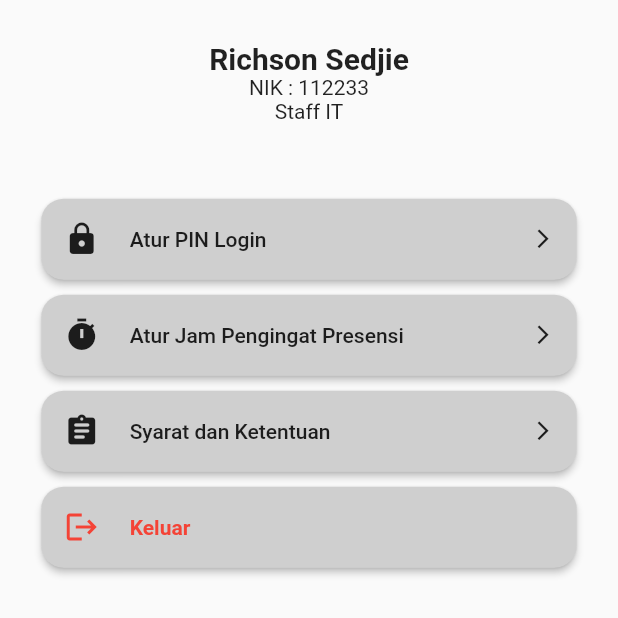
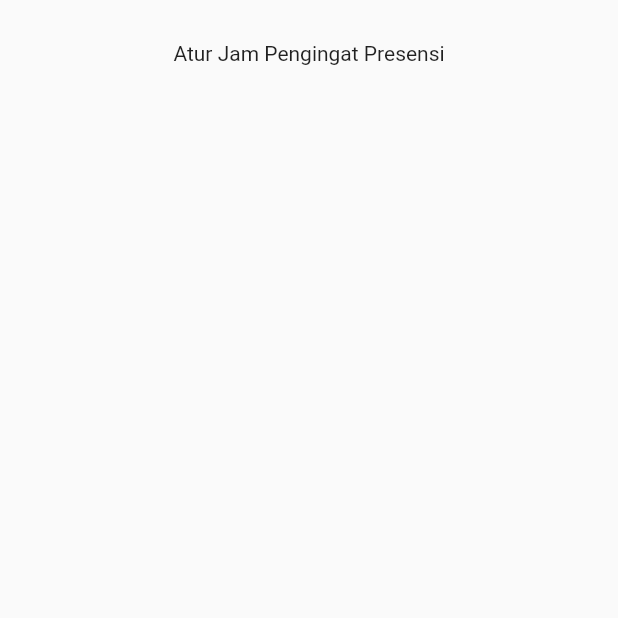
Before and after one commit to sedjierichson/Skripsi-Presensi, a Flutter app: the OtherPage screen opened directly, after a tap on "Atur Jam Pengingat Presensi", on a phone screen of 412 x 824 dp, the top half of it. Run offline on Flutter 3.47's test engine with Material 2 defaults, Android fonts, the phone set to English and light mode, and no system bars; our stand-ins replace quickalert; missing offline and left inert: flutter_verification_code.

Commit message:
fix enter pin login, add page set reminder

```diff
--- a/aplikasi_presensi/lib/Pages/other_page.dart
+++ b/aplikasi_presensi/lib/Pages/other_page.dart
@@ -1,6 +1,7 @@
 // ignore_for_file: prefer_const_literals_to_create_immutables, prefer_const_constructors
 
 import 'package:aplikasi_presensi/Pages/PIN%20Login/enter_pin.dart';
+import 'package:aplikasi_presensi/Pages/set_reminder.dart';
 import 'package:flutter/material.dart';
 import 'package:flutter/src/widgets/framework.dart';
 import 'package:flutter/src/widgets/placeholder.dart';
@@ -13,12 +14,15 @@ class OtherPage extends StatefulWidget {
 }
 
 class _OtherPageState extends State<OtherPage> {
-
   void pindahkeEnterPIN() {
     Navigator.of(context).push(MaterialPageRoute(builder: (context) {
       return const EnterPin();
     }));
-
+  }
+  void pindahkeSetReminder() {
+    Navigator.of(context).push(MaterialPageRoute(builder: (context) {
+      return const SetReminder();
+    }));
   }
 
   @override
@@ -57,17 +61,24 @@ class _OtherPageState extends State<OtherPage> {
                         Expanded(
                           child: Text('Atur PIN Login'),
                         ),
-                        Icon(Icons.arrow_forward_ios, size: 15,)
+                        Icon(
+                          Icons.arrow_forward_ios,
+                          size: 15,
+                        )
                       ],
                     ),
                   ),
-                  SizedBox(height: 10,),
+                  SizedBox(
+                    height: 10,
+                  ),
                   MaterialButton(
                     padding: EdgeInsets.all(15),
                     shape: RoundedRectangleBorder(
                         borderRadius: BorderRadius.circular(15)),
                     color: Color.fromARGB(255, 207, 207, 207),
-                    onPressed: () {},
+                    onPressed: () {
+                      pindahkeSetReminder();
+                    },
                     child: Row(
                       children: [
                         Icon(Icons.timer),
@@ -77,11 +88,16 @@ class _OtherPageState extends State<OtherPage> {
                         Expanded(
                           child: Text('Atur Jam Pengingat Presensi'),
                         ),
-                        Icon(Icons.arrow_forward_ios, size: 15,)
+                        Icon(
+                          Icons.arrow_forward_ios,
+                          size: 15,
+                        )
                       ],
                     ),
                   ),
-                  SizedBox(height: 10,),
+                  SizedBox(
+                    height: 10,
+                  ),
                   MaterialButton(
                     padding: EdgeInsets.all(15),
                     shape: RoundedRectangleBorder(
@@ -97,11 +113,16 @@ class _OtherPageState extends State<OtherPage> {
                         Expanded(
                           child: Text('Syarat dan Ketentuan'),
                         ),
-                        Icon(Icons.arrow_forward_ios, size: 15,)
+                        Icon(
+                          Icons.arrow_forward_ios,
+                          size: 15,
+                        )
                       ],
                     ),
                   ),
-                  SizedBox(height: 10,),
+                  SizedBox(
+                    height: 10,
+                  ),
                   MaterialButton(
                     padding: EdgeInsets.all(15),
                     shape: RoundedRectangleBorder(
@@ -110,12 +131,19 @@ class _OtherPageState extends State<OtherPage> {
                     onPressed: () {},
                     child: Row(
                       children: [
-                        Icon(Icons.logout, color: Colors.red,),
+                        Icon(
+                          Icons.logout,
+                          color: Colors.red,
+                        ),
                         SizedBox(
                           width: 20,
                         ),
                         Expanded(
-                          child: Text('Keluar', style: TextStyle(color: Colors.red, fontWeight: FontWeight.bold),),
+                          child: Text(
+                            'Keluar',
+                            style: TextStyle(
+                                color: Colors.red, fontWeight: FontWeight.bold),
+                          ),
                         ),
                       ],
                     ),
--- /dev/null
+++ b/aplikasi_presensi/lib/Pages/set_reminder.dart
@@ -0,0 +1,32 @@
+import 'package:flutter/material.dart';
+import 'package:flutter/src/widgets/framework.dart';
+import 'package:flutter/src/widgets/placeholder.dart';
+
+class SetReminder extends StatefulWidget {
+  const SetReminder({super.key});
+
+  @override
+  State<SetReminder> createState() => _SetReminderState();
+}
+
+class _SetReminderState extends State<SetReminder> {
+  @override
+  Widget build(BuildContext context) {
+    return Scaffold(
+      body: SingleChildScrollView(
+        child: SafeArea(
+          child: Center(
+            child: Padding(
+              padding: EdgeInsets.all(MediaQuery.of(context).size.width / 15),
+              child: Column(
+                children: [
+                  Text('Atur Jam Pengingat Presensi')
+                ],
+              ),
+            ),
+          ),
+        ),
+      ),
+    );
+  }
+}
--- a/aplikasi_presensi/lib/main.dart
+++ b/aplikasi_presensi/lib/main.dart
@@ -11,7 +11,7 @@ class MyApp extends StatelessWidget {
   // This widget is the root of your application.
   @override
   Widget build(BuildContext context) {
-    return const MaterialApp(
+    return MaterialApp(
       debugShowCheckedModeBanner: false,
       title: 'PRESENSI',
       home: LoginScreen()
```
Also changed, not shown: aplikasi_presensi/lib/Pages/PIN Login/verif_pin.dart (+14 -10 lines).
